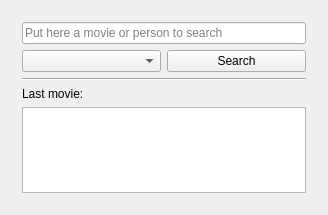
The window that mainwindow.ui (esdrasbeleza/BlzMovies) describes before a commit, drawn with Qt 5.
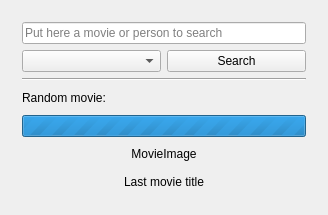
The same window after the commit.

Diff of the .ui file:
```diff
--- a/mainwindow.ui
+++ b/mainwindow.ui
@@ -30,9 +30,9 @@
        <property name="geometry">
         <rect>
          <x>0</x>
-         <y>0</y>
+         <y>-10</y>
          <width>289</width>
-         <height>215</height>
+         <height>203</height>
         </rect>
        </property>
        <layout class="QVBoxLayout" name="verticalLayout_2">
@@ -67,12 +67,42 @@
         <item>
          <widget class="QLabel" name="label_2">
           <property name="text">
-           <string>Last movie:</string>
+           <string>Random movie:</string>
           </property>
          </widget>
         </item>
         <item>
-         <widget class="QGraphicsView" name="graphicsView"/>
+         <widget class="QProgressBar" name="fetchingRandomMovieInfoProgressBar">
+          <property name="layoutDirection">
+           <enum>Qt::LeftToRight</enum>
+          </property>
+          <property name="maximum">
+           <number>0</number>
+          </property>
+          <property name="value">
+           <number>-1</number>
+          </property>
+         </widget>
+        </item>
+        <item>
+         <widget class="QLabel" name="randomMovieImage">
+          <property name="text">
+           <string>MovieImage</string>
+          </property>
+          <property name="alignment">
+           <set>Qt::AlignCenter</set>
+          </property>
+         </widget>
+        </item>
+        <item>
+         <widget class="QLabel" name="randomMovieTitleLabel">
+          <property name="text">
+           <string>Last movie title</string>
+          </property>
+          <property name="alignment">
+           <set>Qt::AlignCenter</set>
+          </property>
+         </widget>
         </item>
        </layout>
       </widget>
```
Left out of the diff: 8 changed lines with no effect on the pictures.
